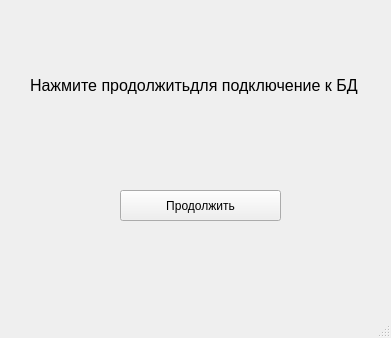
vixPP/QtDesigner, file QtWidgets/mainwindow.ui: the form before one commit.
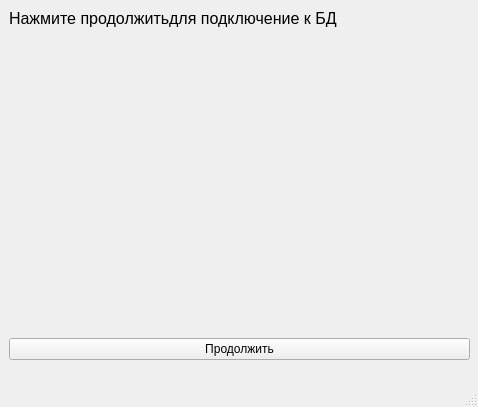
The form after the commit.

Diff of the .ui file:
```diff
--- a/QtWidgets/mainwindow.ui
+++ b/QtWidgets/mainwindow.ui
@@ -6,36 +6,26 @@
    <rect>
     <x>0</x>
     <y>0</y>
-    <width>391</width>
-    <height>338</height>
+    <width>478</width>
+    <height>407</height>
    </rect>
   </property>
   <property name="windowTitle">
    <string>ConnectionDB</string>
   </property>
   <widget class="QWidget" name="centralwidget">
-   <widget class="QPushButton" name="btn_next">
+   <widget class="QWidget" name="verticalLayoutWidget">
     <property name="geometry">
      <rect>
-      <x>120</x>
-      <y>190</y>
-      <width>161</width>
-      <height>31</height>
+      <x>9</x>
+      <y>9</y>
+      <width>461</width>
+      <height>351</height>
      </rect>
     </property>
-    <property name="text">
-     <string>Продолжить</string>
-    </property>
-   </widget>
+    <layout class="QVBoxLayout" name="verticalLayout">
+     <item>
    <widget class="QLabel" name="label">
-    <property name="geometry">
-     <rect>
-      <x>30</x>
-      <y>30</y>
-      <width>361</width>
-      <height>111</height>
-     </rect>
-    </property>
     <property name="font">
      <font>
       <pointsize>12</pointsize>
@@ -48,6 +38,29 @@
      <string>Нажмите продолжитьдля подключение к БД</string>
     </property>
    </widget>
+     </item>
+     <item>
+      <spacer name="verticalSpacer">
+       <property name="orientation">
+        <enum>Qt::Vertical</enum>
+       </property>
+       <property name="sizeHint" stdset="0">
+        <size>
+         <width>20</width>
+         <height>40</height>
+        </size>
+       </property>
+      </spacer>
+     </item>
+     <item>
+      <widget class="QPushButton" name="btn_next">
+       <property name="text">
+        <string>Продолжить</string>
+       </property>
+      </widget>
+     </item>
+    </layout>
+   </widget>
   </widget>
   <widget class="QMenuBar" name="menubar">
    <property name="geometry">
```
Left out of the diff: 2 changed lines with no effect on the pictures. Lines whose indentation alone changed are shown as unchanged.
